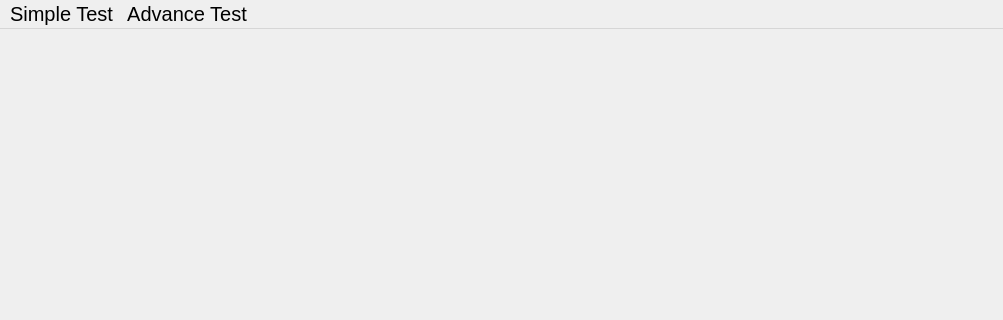
The window that Group4/homaapp.ui (Assignment-C/UI-APP) describes before a commit, drawn with Qt 5; both pictures show x 0 to 1003 and y 0 to 320 of the 1003 by 714 pixel window.
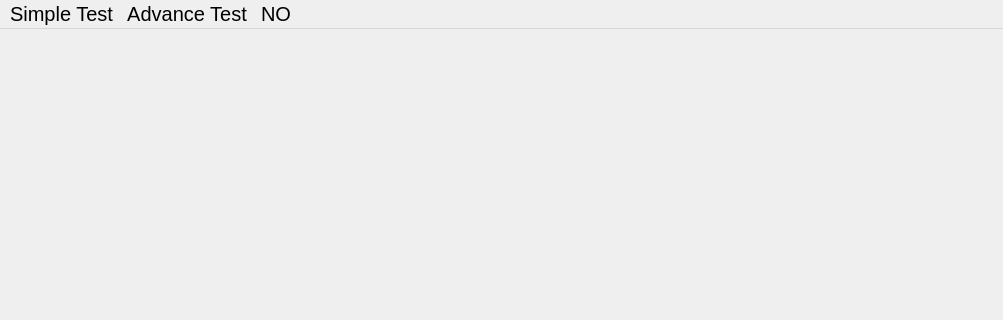
The same window after the commit. Icons and pictures are not drawn.

```diff
--- a/Group4/homaapp.ui
+++ b/Group4/homaapp.ui
@@ -57,8 +57,14 @@
      <string>Advance Test</string>
     </property>
    </widget>
+   <widget class="QMenu" name="menuNO">
+    <property name="title">
+     <string>NO</string>
+    </property>
+   </widget>
    <addaction name="menuApp"/>
    <addaction name="menuAdvance_Test"/>
+   <addaction name="menuNO"/>
   </widget>
   <widget class="QStatusBar" name="statusbar"/>
   <action name="actionHard">
```
